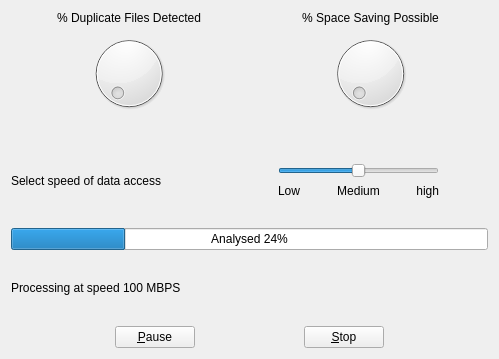
This is src/maidsafe/dedup_analyser/ui/analyser.ui in maidsafe-archive/MaidSafe-Encrypt as Qt 5 draws it before an edit. The edited form follows.
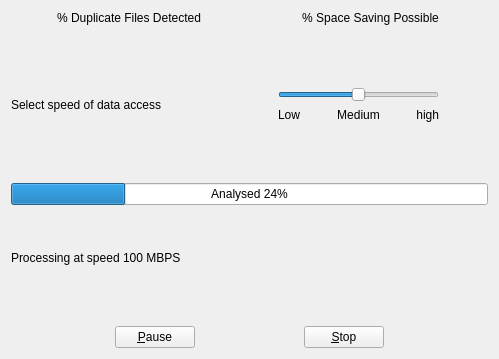
This is the edited form.

Commit message: Changes for adding speedometer widget to the analyser window

What changed in the file:
```diff
--- a/src/maidsafe/dedup_analyser/ui/analyser.ui
+++ b/src/maidsafe/dedup_analyser/ui/analyser.ui
@@ -42,25 +42,6 @@
        </property>
       </widget>
      </item>
-     <item row="1" column="0">
-      <widget class="QDial" name="dial">
-       <property name="minimum">
-        <number>1</number>
-       </property>
-       <property name="maximum">
-        <number>3</number>
-       </property>
-       <property name="singleStep">
-        <number>2</number>
-       </property>
-       <property name="pageStep">
-        <number>1</number>
-       </property>
-      </widget>
-     </item>
-     <item row="1" column="1">
-      <widget class="QDial" name="dial_2"/>
-     </item>
     </layout>
    </item>
    <item>
```
The commit also changes 49 other files.
